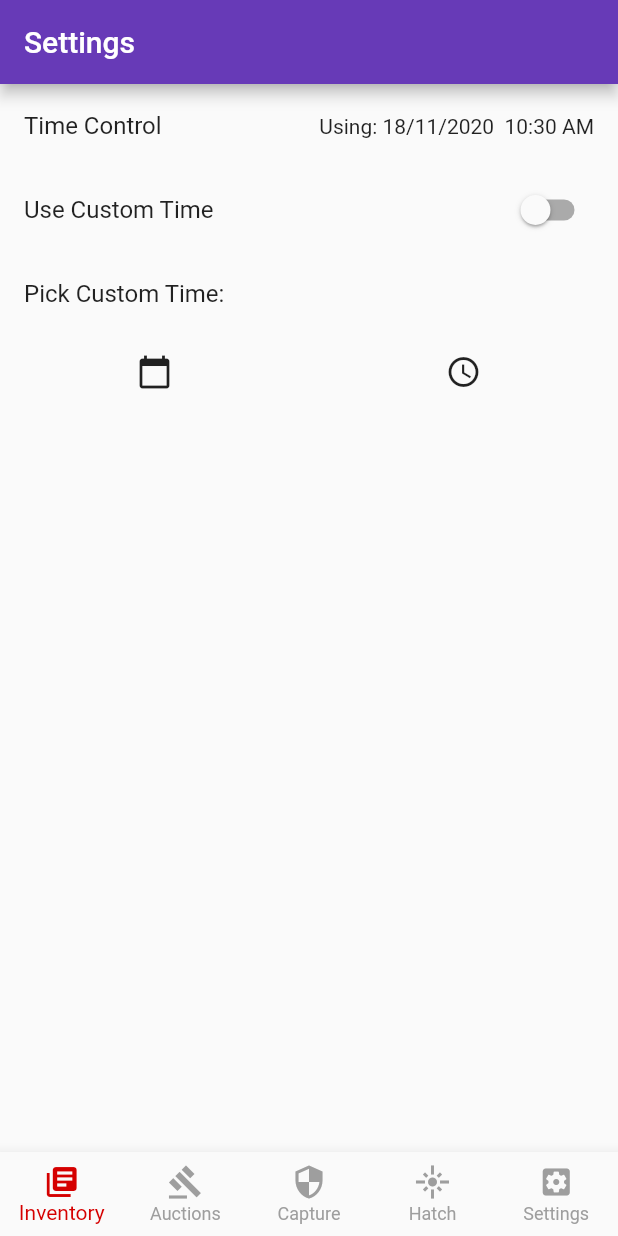
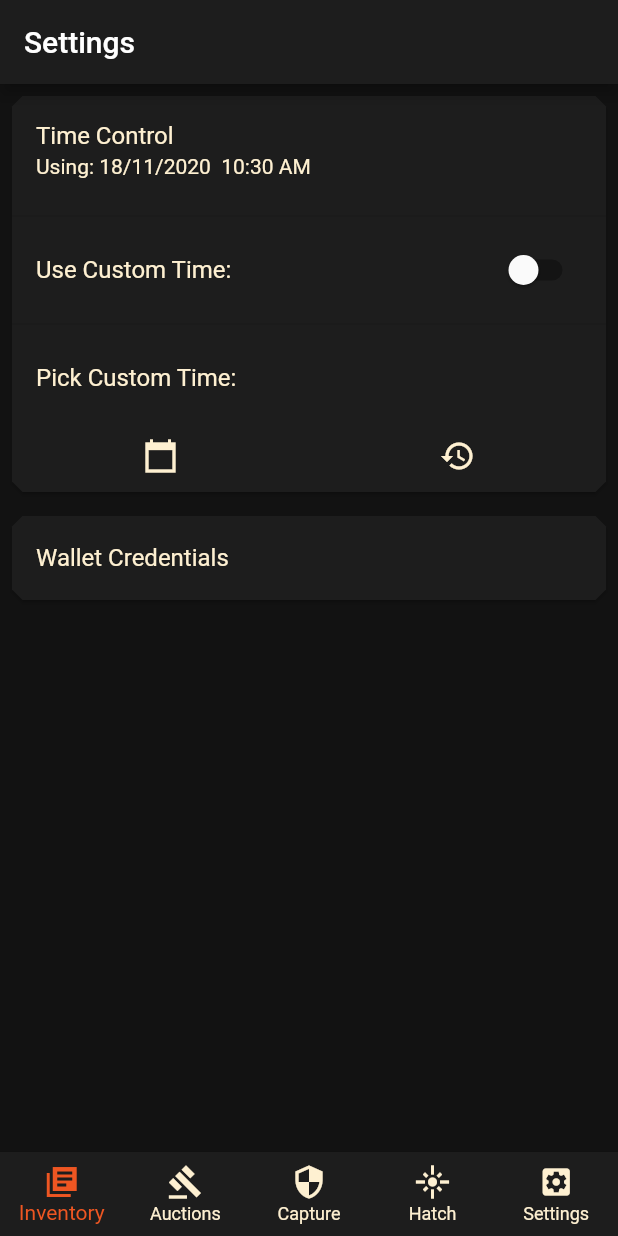
Before and after one commit to LexKisby/BlockchainProject, a Flutter app: the screen it shows after launch, swiped to page 5, on a phone screen of 412 x 824 dp. Run offline on Flutter 3.47's test engine with Material 2 defaults, Android fonts, the phone set to English and light mode, and no system bars; missing offline and left inert: web3dart.

Commit message:
Spent too long on the colour scheme, started on wallet integration

```diff
--- a/eightbitbeasts/lib/lib2/settingslib.dart
+++ b/eightbitbeasts/lib/lib2/settingslib.dart
@@ -58,53 +58,62 @@ class SettingsContentState extends State<SettingsContent> {
 
   Widget build(BuildContext context) {
     return Scaffold(
-      body: Center(
-        child: ListView(
-                padding: const EdgeInsets.only(bottom: 88),
+      body: Column(
+        children: <Widget>[
+          Container(
+          padding: EdgeInsets.fromLTRB(4, 4, 4, 4),
+        child: Card(
+          shape: BeveledRectangleBorder(borderRadius: BorderRadius.all(Radius.circular(7))),
+        color: Theme.of(context).primaryColor,
+        child: Column(
+                mainAxisSize: MainAxisSize.min,
                 children: [
                   ListTile(
-                    title: Text("Time Control"),
-                    trailing: Text("Using: " +  DateFormat("dd/MM/yyyy").format(currentDay) +"  "+ currentTime.format(context)),
+                    title: Text("Time Control", style: TextStyle(color: Theme.of(context).textTheme.bodyText1.color),),
+                    subtitle: Text("Using: " +  DateFormat("dd/MM/yyyy").format(currentDay) +"  "+ currentTime.format(context), style: TextStyle(color: Theme.of(context).textTheme.bodyText1.color),),
                   ),
+                  Divider(),
                   SwitchListTile(
-                    title: Text("Use Custom Time"),
+                    title: Text("Use Custom Time:", style: TextStyle(color: Theme.of(context).textTheme.bodyText1.color)),
                     value: _useCustomTime,
                     onChanged: _onUseCustomTimeChanged,
                   ),
+                  Divider(),
                   ListTile(
-
-                    title: Text("Pick Custom Time: ")
+                    title: Text("Pick Custom Time: ", style: TextStyle(color: Theme.of(context).textTheme.bodyText1.color) )
                   ),
                      Row(
                       children: <Widget>[
-                        Expanded(child:IconButton(icon: Icon(Icons.calendar_today), onPressed: () {
+                        Expanded(child:IconButton(color: Theme.of(context).textTheme.bodyText1.color, icon: Icon(Icons.calendar_today_sharp), onPressed: () {
                             _showDatePicker();
                         })),
-                        Expanded(child:IconButton(icon: Icon(Icons.schedule), onPressed: () {
+                        Expanded(child:IconButton(color: Theme.of(context).textTheme.bodyText1.color, icon: Icon(Icons.history_sharp), onPressed: () {
                           _showTimePicker();
                         })),
-                        const Divider(
-                          color: Colors.black,
-                          height: 4,
-                          thickness: 4,
-                        )
-                        /*IconButton(
-                          icon: Icon(Icons.calendar_today),
-                          /*onPressed: () {
-                            _showDatePicker();
-                          },*/
-                        ),
-                        IconButton(
-                          icon: Icon(Icons.schedule),
-                          /*onPressed: () {
-                            _showTimePicker();
-                          }*/
-                        )
-                      */]
+                      ]
                     )
 
                  ]),
             )
+          ),
+          Container(
+            padding: EdgeInsets.all(4),
+            child: Card(
+              shape: BeveledRectangleBorder(borderRadius: BorderRadius.all(Radius.circular(7))),
+              color: Theme.of(context).primaryColor,
+              child: Column(
+                mainAxisSize: MainAxisSize.min,
+                children: [
+                  ListTile(
+                    title: Text("Wallet Credentials", style: TextStyle(color: Theme.of(context).textTheme.bodyText1.color))
+                  )
+                ]
+              )
+
+            )
+          )
+
+        ])
     );
   }
 }
--- a/eightbitbeasts/lib/main.dart
+++ b/eightbitbeasts/lib/main.dart
@@ -22,7 +22,16 @@ class MyApp extends StatelessWidget {
         // or simply save your changes to "hot reload" in a Flutter IDE).
         // Notice that the counter didn't reset back to zero; the application
         // is not restarted.
-        primaryColor: Colors.deepPurple,
+
+        primaryColor: const Color(0xff1d1d1d),
+        accentColor: const Color(0xffee5622),
+        canvasColor:  const Color(0xff121212),
+        backgroundColor: const Color(0xff362234),
+        textTheme: TextTheme(
+          bodyText1: TextStyle(
+            color: const Color(0xfffef0d1),
+          ),
+        ),
       ),
       home: Root(),
     );
@@ -68,34 +77,35 @@ class RootState extends State<Root> {
       bottomNavigationBar: BottomNavigationBar(
         items: const <BottomNavigationBarItem>[
           BottomNavigationBarItem(
-          icon: Icon(Icons.library_books),
+          icon: Icon(Icons.library_books_sharp),
           label: "Inventory"
           ),
 
           BottomNavigationBarItem(
-            icon: Icon(Icons.gavel),
+            icon: Icon(Icons.gavel_sharp),
             label: "Auctions"
           ),
 
           BottomNavigationBarItem(
-            icon: Icon(Icons.security),
+            icon: Icon(Icons.security_sharp),
             label: "Capture"
           ),
 
           BottomNavigationBarItem(
-            icon: Icon(Icons.flare),
+            icon: Icon(Icons.flare_sharp),
             label: "Hatch"
           ),
 
           BottomNavigationBarItem(
-            icon: Icon(Icons.settings_applications),
+            icon: Icon(Icons.settings_applications_sharp),
             label: "Settings"
           )
 
         ],
         currentIndex: _selectedIndex,
-        selectedItemColor: Colors.redAccent[700],
-        unselectedItemColor: Colors.grey,
+        selectedItemColor: Theme.of(context).accentColor,
+        backgroundColor: Theme.of(context).primaryColor,
+        unselectedItemColor: Theme.of(context).textTheme.bodyText1.color,
         onTap: _onItemTapped,
         type: BottomNavigationBarType.fixed,
       ),
```
